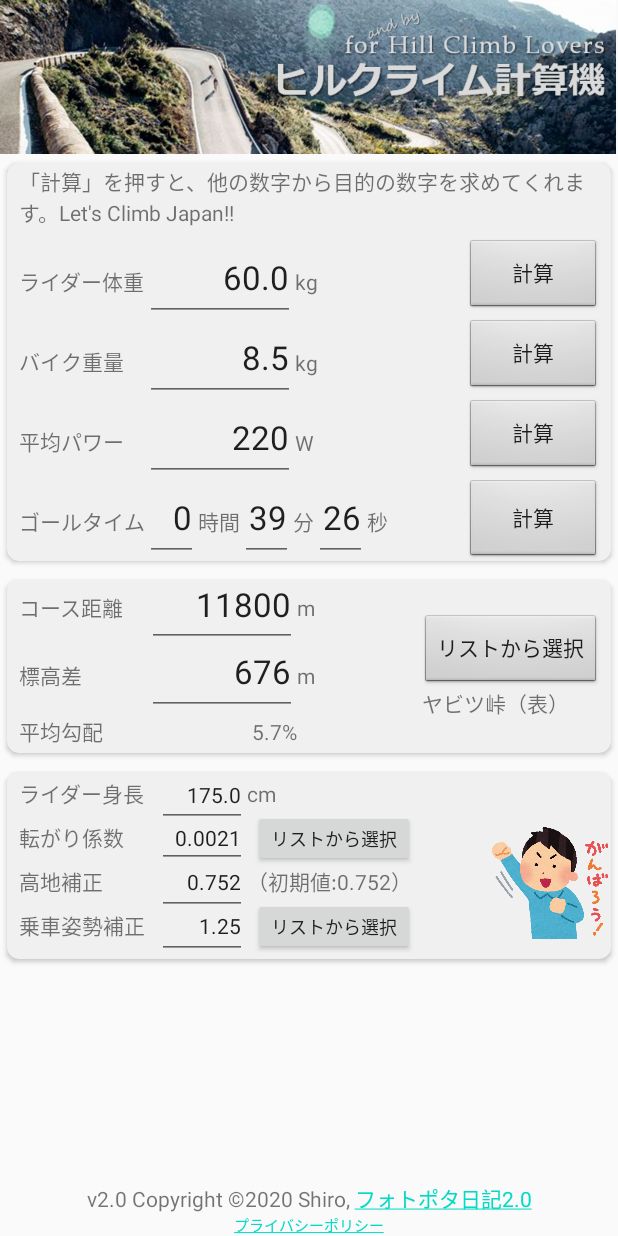
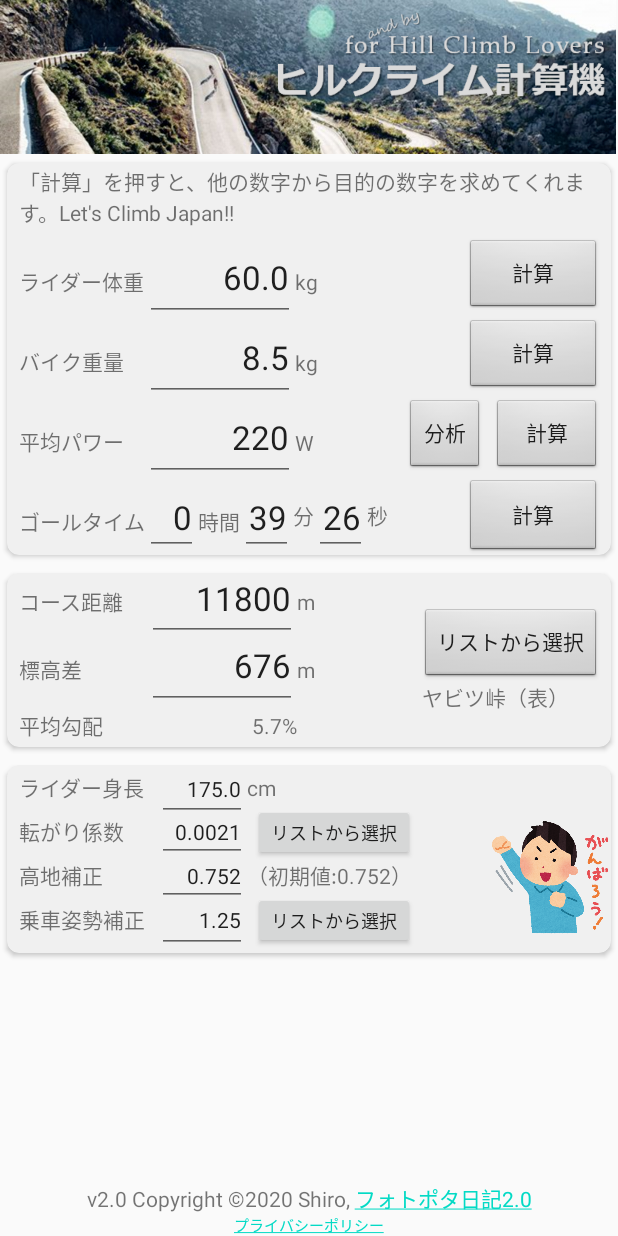
Before and after one commit to Shiro32/HillclimbCalculator, an Android app: the screen it shows after launch (MainActivity), on a phone screen of 412 x 824 dp. Run offline under Robolectric (Android 15) with nearby library versions, the phone set to English and light mode, and no system bars; libraries missing offline, so code that uses them is left out: io.realm, io.realm.kotlin; 13 statements that could not run were skipped.

Commit message:
v2.10 パワーの内訳を円グラフで表示できるように。 標高変更はまだ。

```diff
--- a/app/src/main/AndroidManifest.xml
+++ b/app/src/main/AndroidManifest.xml
@@ -10,7 +10,8 @@
         android:roundIcon="@mipmap/ic_launcher_round"
         android:supportsRtl="true"
         android:theme="@style/AppTheme">
-        <activity android:name=".TireEditActivity"></activity>
+        <activity android:name=".GraphActivity"></activity>
+        <activity android:name=".TireEditActivity" />
         <activity
             android:name=".TireListActivity"
             android:label="@string/title_activity_tire_list"
--- a/app/src/main/java/com/sakuraweb/fotopota/hillclimbcalculator/MainActivity.kt
+++ b/app/src/main/java/com/sakuraweb/fotopota/hillclimbcalculator/MainActivity.kt
@@ -21,14 +21,34 @@ import kotlin.math.sqrt
 val REQUEST_CODE_COURSE_SELECT = 1
 val REQUEST_CODE_POS_SELECT = 2
 val REQUEST_CODE_TIRE_SELECT = 3
+val REQUEST_CODE_POWER_SELECT = 4
+
+var bodyWeight = 0.0
+var bodyHeight = 0.0
+var bikeWeight = 0.0
+var avePower = 0.0
+var goalTimeHour = 0
+var goalTimeMin = 0
+var goalTimeSec = 0
+var blacketAdjust = 0.0
+var highAdjust = 0.0
+var rollingAdjust = 0.0
+var courseHeight = 635.0
+var courseLength = 11800.0
+var courseName = " "
+
+// 以下の２つは計算上の定数
+val fujii: Double = 0.00007638
+val weightRatio: Double = 0.839827861
 
 // メイン画面クラス
 // 実際にはRealmデータベースの初期化処理などがあるため、これが最初の実行コードではない
 // 最初に実行されるのはStartApplicationクラス
-class MainActivity : AppCompatActivity() {
+open class MainActivity : AppCompatActivity() {
 
     // 計算用に各種要素はローカル変数で持つ
     // TextEdit入力途中の人に対応すべく、結局は、各計算時にTextEdit→ローカル変数への読み込みをやる
+/*
     private var bodyWeight = 0.0
     private var bodyHeight = 0.0
     private var bikeWeight = 0.0
@@ -42,10 +62,13 @@ class MainActivity : AppCompatActivity() {
     private var courseHeight = 635.0
     private var courseLength = 11800.0
     private var courseName = " "
+*/
 
+/*
     // 以下の２つは計算上の定数
     private val fujii: Double = 0.00007638
     private val weightRatio: Double = 0.839827861
+*/
 
     // 入力時のキーボード制御（隠したりするやつ）のため
     private lateinit var defaultBack: Drawable
@@ -100,6 +123,29 @@ class MainActivity : AppCompatActivity() {
         tireSelectBtn.setOnClickListener() {
             val intent = Intent( this , TireListActivity::class.java)
             startActivityForResult(intent, REQUEST_CODE_TIRE_SELECT)
+        }
+
+        // パワー分析ボタンのリスナ
+        analyzePowerBtn.setOnClickListener() {
+            val intent = Intent(this,GraphActivity::class.java)
+
+            loadDataFromEdit()
+            // intentで送るのではなく、グローバル変数で引き渡す
+/*
+            intent.putExtra("bodyWeight", bodyWeight.toDouble())
+            intent.putExtra("bodyHeight", bodyHeight.toDouble())
+            intent.putExtra("bikeWeight", bikeWeight.toDouble())
+            intent.putExtra("avePower", avePower.toDouble())
+            intent.putExtra("goalTimeHour", goalTimeHour.toInt())
+            intent.putExtra("goalTimeMin", goalTimeMin.toInt())
+            intent.putExtra("goalTimeSec", goalTimeSec.toInt())
+            intent.putExtra("blacketAdjust", blacketAdjust.toDouble())
+            intent.putExtra("highAdjust", highAdjust.toDouble())
+            intent.putExtra("rollingAdjust", rollingAdjust.toDouble())
+            intent.putExtra("courseLength", courseLength.toDouble())
+            intent.putExtra("courseHeight", courseHeight.toDouble())
+ */
+            startActivityForResult(intent, REQUEST_CODE_POWER_SELECT)
         }
         // copyrightメッセージにURLを埋め込む
         copyRightText.setText(Html.fromHtml("v2.0 Copyright ©2020 Shiro, <a href=\"http://fotopota.sakuraweb.com\">フォトポタ日記2.0</a>"))
--- a/app/src/main/res/layout/activity_main.xml
+++ b/app/src/main/res/layout/activity_main.xml
@@ -272,12 +272,24 @@
 
                     <Button
                         android:id="@+id/recalcPowerBtn"
-                        android:layout_width="wrap_content"
+                        android:layout_width="70dp"
                         android:layout_height="wrap_content"
                         android:layout_marginEnd="8dp"
                         android:background="@android:drawable/btn_default_small"
                         android:text="@string/recalcBtn"
                         app:layout_constraintEnd_toEndOf="parent"
+                        app:layout_constraintTop_toTopOf="@+id/avePowerEdit" />
+
+                    <Button
+                        android:id="@+id/analyzePowerBtn"
+                        android:layout_width="50dp"
+                        android:layout_height="wrap_content"
+                        android:layout_marginEnd="8dp"
+                        android:layout_marginRight="8dp"
+                        android:background="@android:drawable/btn_default_small"
+                        android:text="@string/powerAnalyzeBtn"
+                        app:layout_constraintEnd_toEndOf="parent"
+                        app:layout_constraintEnd_toStartOf="@+id/recalcPowerBtn"
                         app:layout_constraintTop_toTopOf="@+id/avePowerEdit" />
 
 
--- a/app/src/main/res/values/strings.xml
+++ b/app/src/main/res/values/strings.xml
@@ -11,11 +11,11 @@
     <string name="bikeWeight_hint">バイク</string>
 
     <string name="goalTime_text">ゴールタイム</string>
-    <string name="goalTimeHour_hint">時間</string>
+    <string name="goalTimeHour_hint">0</string>
     <string name="goalTimeHour_unit">時間</string>
-    <string name="goalTimeMin_hint">分</string>
+    <string name="goalTimeMin_hint">0</string>
     <string name="goalTimeMin_unit">分</string>
-    <string name="goalTimeSec_hint">秒</string>
+    <string name="goalTimeSec_hint">0</string>
     <string name="goalTimeSec_unit">秒</string>
     <string name="recalcBtn">計算</string>
 
@@ -23,7 +23,7 @@
     <string name="posAdjuster_hint">1.25程度</string>
 
     <string name="highAdjuster_text">高地補正</string>
-    <string name="highAdjuster_hint">0.725程度</string>
+    <string name="highAdjuster_hint">0</string>
 
     <string name="rollingAdjuster_text">転がり係数</string>
     <string name="rollingAdjuster_hint">0.00421</string>
@@ -106,4 +106,14 @@
     <string name="tireTL">TL</string>
     <string name="tirePressHelp">※上記の転がり抵抗測定時の空気圧</string>
     <string name="posAeroHint">まず使わないと思いますが・・・</string>
+    <string name="graphBodyWeightLabel">体重</string>
+    <string name="powerAnalyzeBtn">分析</string>
+    <string name="graphBikeWeightLabel">車重</string>
+    <string name="graphTimeLabel">タイム</string>
+    <string name="graphRollingLabel">転がり</string>
+    <string name="graphBodyWeightUnitLabel">kg</string>
+    <string name="graphBikeWeightUnitLabel">kg</string>
+    <string name="graphTimeUnitLabel">分</string>
+    <string name="graphHeaderText">パワーの内訳です。\n空気抵抗・転がり抵抗・重力抵抗の３つの比率が分かります（ヒルクライムではほとんど重力抵抗ですね）\n下部のバーを動かして変化させてみてください。</string>
+
 </resources>
```
Also changed, not shown: app/build.gradle (+7 -0 lines), app/src/main/java/com/sakuraweb/fotopota/hillclimbcalculator/GraphActivity.kt (added, +233 -0 lines).
